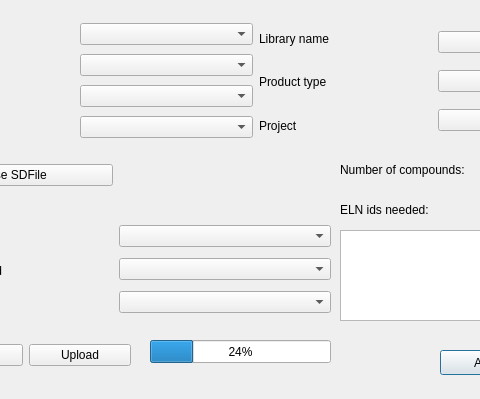
Qt form chemReg/sdfReg.ui (dahlbma/scarab_tornado) before a commit; both pictures show x 120 to 600 and y 0 to 399 of the 754 by 399 pixel window.
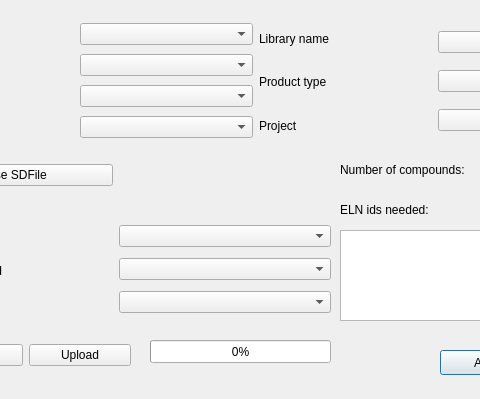
The same form after that commit.

The edit to the form file:
```diff
--- a/chemReg/sdfReg.ui
+++ b/chemReg/sdfReg.ui
@@ -457,6 +457,9 @@
    </layout>
   </widget>
   <widget class="QProgressBar" name="pbar">
+   <property name="enabled">
+    <bool>true</bool>
+   </property>
    <property name="geometry">
     <rect>
      <x>270</x>
@@ -466,7 +469,7 @@
     </rect>
    </property>
    <property name="value">
-    <number>24</number>
+    <number>0</number>
    </property>
   </widget>
  </widget>
```
